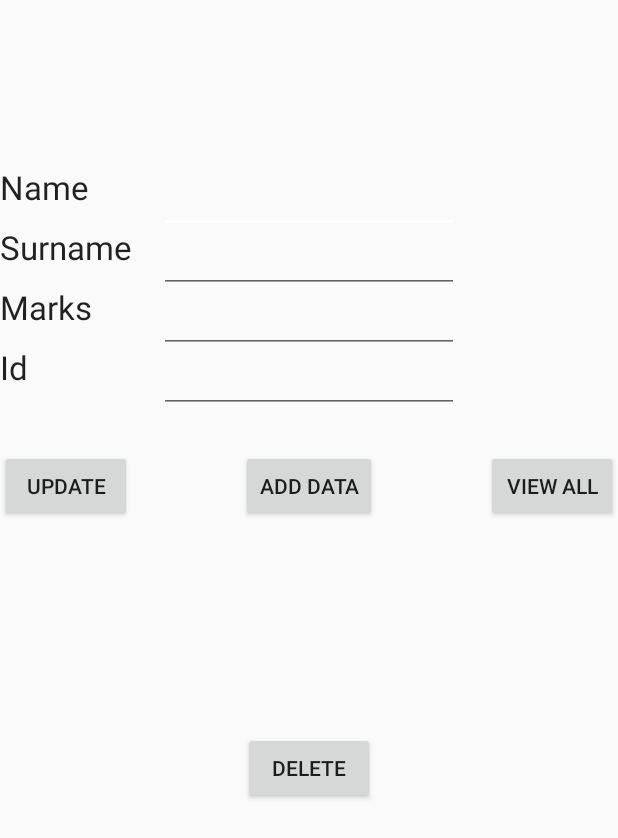
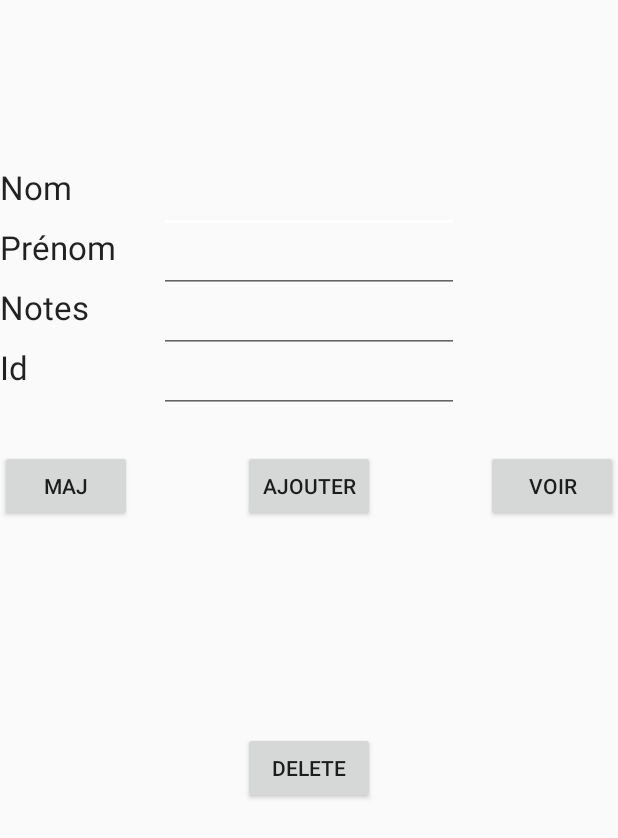
Before and after one commit to CamilleCastillo15/Android-project, an Android app: the fragment SQLiteFragment shown on its own in the app's theme, on a phone screen of 412 x 824 dp. Shown: the top 838 px of the screen. Run offline under Robolectric (Android 15) with nearby library versions, the phone set to English and light mode, and no system bars.

Commit message:
changements noms éléments dans fragment sqlite layout

```diff
--- a/src/main/java/com/camille/camille_castillo_projet_android_final/SQLiteFragment.java
+++ b/src/main/java/com/camille/camille_castillo_projet_android_final/SQLiteFragment.java
@@ -46,16 +46,17 @@ public class SQLiteFragment extends Fragment {
         myDb = new DatabaseHelper(this.getActivity());
 
         //Les instances d'editTexts sont reliés aux boutons du layout
-        editName = (EditText)_vue.findViewById(R.id.editText_name);
-        editSurname = (EditText)_vue.findViewById(R.id.editText_surname);
-        editMarks = (EditText)_vue.findViewById(R.id.editText_marks);
+
+        editName = (EditText)_vue.findViewById(R.id.editText_nom);
+        editSurname = (EditText)_vue.findViewById(R.id.editText_prénom);
+        editMarks = (EditText)_vue.findViewById(R.id.editText_notes);
         editTextId = (EditText)_vue.findViewById(R.id.editText_id);
 
         //Pareil pour les boutons
-        btnAddData = (Button)_vue.findViewById(R.id.button_add);
-        btnviewAll = (Button)_vue.findViewById(R.id.button_viewall);
-        btnUpdate = (Button)_vue.findViewById(R.id.button_update);
-        btnDelete = (Button)_vue.findViewById(R.id.button_delete);
+        btnAddData = (Button)_vue.findViewById(R.id.button_ajouter);
+        btnviewAll = (Button)_vue.findViewById(R.id.button_voir);
+        btnUpdate = (Button)_vue.findViewById(R.id.button_maj);
+        btnDelete = (Button)_vue.findViewById(R.id.button_supprimer);
 
         //Les méthodes d'ajouts, de vu, de mis à jour ou encore de suppresion sont exécutés au lancement du fragment
         AddData();
--- a/src/main/res/layout/fragment_sqlite.xml
+++ b/src/main/res/layout/fragment_sqlite.xml
@@ -7,24 +7,24 @@
     <Button
         android:layout_width="wrap_content"
         android:layout_height="wrap_content"
-        android:text="Add Data"
-        android:id="@+id/button_add"
+        android:text="Ajouter"
+        android:id="@+id/button_ajouter"
         android:layout_marginTop="300dp"
         android:layout_gravity="center_horizontal|top" />
 
     <Button
         android:layout_width="wrap_content"
         android:layout_height="wrap_content"
-        android:text="View all"
-        android:id="@+id/button_viewall"
+        android:text="Voir"
+        android:id="@+id/button_voir"
         android:layout_marginTop="300dp"
         android:layout_gravity="right|top" />
 
     <Button
         android:layout_width="wrap_content"
         android:layout_height="wrap_content"
-        android:text="Update"
-        android:id="@+id/button_update"
+        android:text="MAJ"
+        android:id="@+id/button_maj"
         android:layout_marginTop="300dp"
         android:layout_gravity="left|top" />
 
@@ -32,7 +32,7 @@
         android:layout_width="match_parent"
         android:layout_height="40dp"
         android:textAppearance="?android:attr/textAppearanceLarge"
-        android:text="Name"
+        android:text="Nom"
         android:id="@+id/textView"
         android:layout_marginTop="110dp"
         android:layout_gravity="left|top" />
@@ -41,7 +41,7 @@
         android:layout_width="match_parent"
         android:layout_height="40dp"
         android:textAppearance="?android:attr/textAppearanceLarge"
-        android:text="Surname"
+        android:text="Prénom"
         android:id="@+id/textView2"
         android:layout_marginTop="150dp"
         android:layout_gravity="left|top" />
@@ -50,7 +50,7 @@
         android:layout_width="match_parent"
         android:layout_height="40dp"
         android:textAppearance="?android:attr/textAppearanceLarge"
-        android:text="Marks"
+        android:text="Notes"
         android:id="@+id/textView3"
         android:layout_marginTop="190dp"
         android:layout_gravity="left|top" />
@@ -67,21 +67,21 @@
     <EditText
         android:layout_width="200dp"
         android:layout_height="wrap_content"
-        android:id="@+id/editText_name"
+        android:id="@+id/editText_nom"
         android:layout_marginTop="110dp"
         android:layout_gravity="center_horizontal|top" />
 
     <EditText
         android:layout_width="200dp"
         android:layout_height="wrap_content"
-        android:id="@+id/editText_surname"
+        android:id="@+id/editText_prénom"
         android:layout_marginTop="150dp"
         android:layout_gravity="center_horizontal|top" />
 
     <EditText
         android:layout_width="200dp"
         android:layout_height="wrap_content"
-        android:id="@+id/editText_marks"
+        android:id="@+id/editText_notes"
         android:layout_marginTop="190dp"
         android:layout_gravity="center_horizontal|top" />
 
@@ -96,7 +96,7 @@
         android:layout_width="wrap_content"
         android:layout_height="wrap_content"
         android:text="Delete"
-        android:id="@+id/button_delete"
+        android:id="@+id/button_supprimer"
         android:layout_marginTop="100dp"
         android:layout_gravity="center" />
 
```
